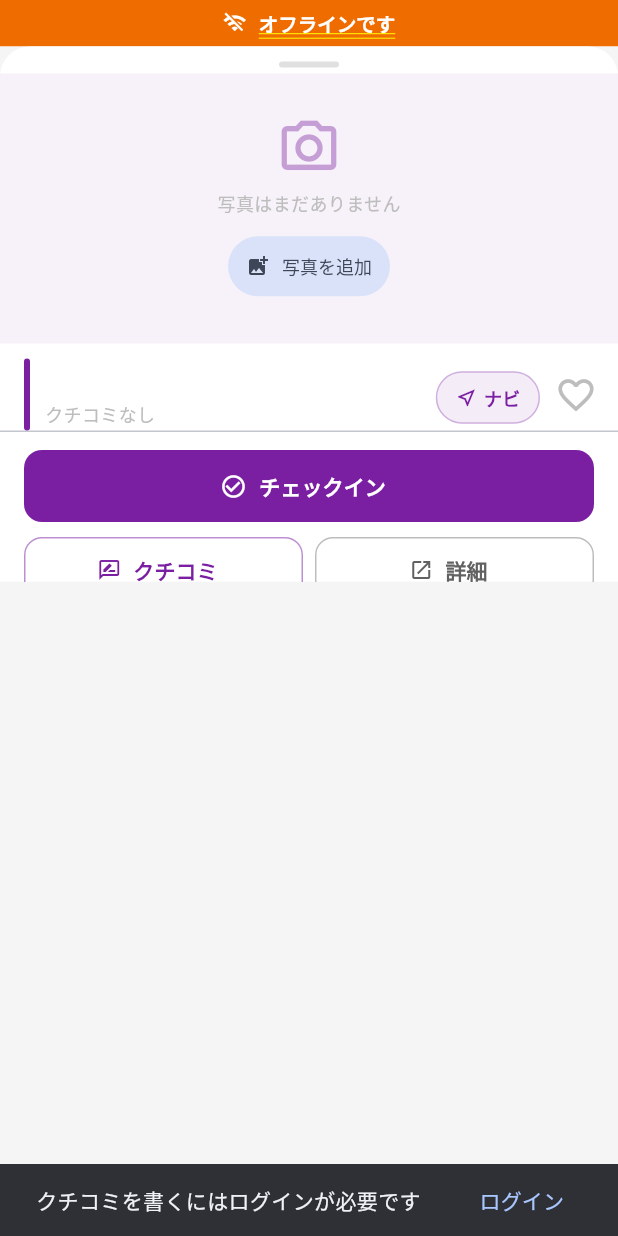
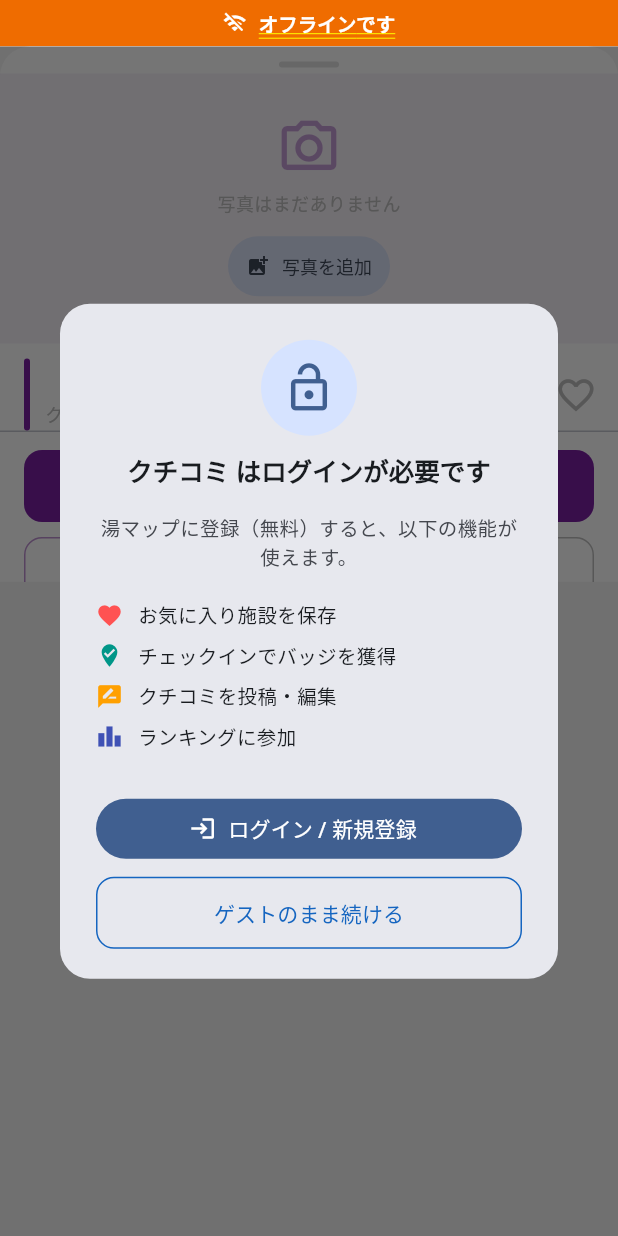
Before and after one commit to himitsuomom/yumapu, a Flutter app: the FacilityPreviewSheet widget shown alone on an empty page, opened directly with empty values, after a tap on "クチコミ", on a phone screen of 412 x 824 dp. Run offline on Flutter 3.47's test engine with Material 3 defaults, Android fonts, the light colour scheme and no system bars; our stand-ins replace cached_network_image, confetti, equatable, firebase_analytics, firebase_core, flutter_map and 11 more; missing offline and left inert: purchases_flutter; accounts and stored records are empty; generated files the repository leaves out were written again.

Commit message:
feat: セッション37 — ゲストモード制限モーダル実装（4箇所のSnackBarをダイアログ化）

```diff
--- /dev/null
+++ b/lib/core/widgets/guest_restriction_dialog.dart
@@ -0,0 +1,171 @@
+// lib/core/widgets/guest_restriction_dialog.dart
+//
+// ゲストモードで制限機能にアクセスしたときに表示するモーダル。
+//
+// 使い方:
+//   final goLogin = await GuestRestrictionDialog.show(context);
+//   if (goLogin == true && context.mounted) {
+//     Navigator.of(context).pushNamed('/login');
+//   }
+//
+// 戻り値: true = ログイン画面に遷移する / false/null = 閉じるのみ
+
+import 'package:flutter/material.dart';
+
+/// ゲストモードでログインが必要な機能をタップしたとき表示するモーダルダイアログ。
+///
+/// [featureName] に機能名（例: 'お気に入り'）を渡すと、
+/// 「○○を使うにはログインが必要です」というメッセージになる。
+class GuestRestrictionDialog extends StatelessWidget {
+  const GuestRestrictionDialog({
+    super.key,
+    this.featureName,
+  });
+
+  /// 制限された機能名（例: 'お気に入り', 'チェックイン'）
+  /// null の場合は汎用メッセージを表示する。
+  final String? featureName;
+
+  /// ダイアログを表示する静的ヘルパー。
+  ///
+  /// 戻り値: true ならログイン画面に遷移する意図、false/null なら閉じるのみ。
+  static Future<bool?> show(
+    BuildContext context, {
+    String? featureName,
+  }) {
+    return showDialog<bool>(
+      context: context,
+      builder: (_) => GuestRestrictionDialog(featureName: featureName),
+    );
+  }
+
+  @override
+  Widget build(BuildContext context) {
+    final colorScheme = Theme.of(context).colorScheme;
+    final title =
+        featureName != null ? '$featureName はログインが必要です' : 'ログインが必要です';
+
+    return AlertDialog(
+      shape: RoundedRectangleBorder(
+        borderRadius: BorderRadius.circular(20),
+      ),
+      title: Column(
+        children: [
+          // 鍵アイコン（アクセント色）
+          Container(
+            width: 64,
+            height: 64,
+            decoration: BoxDecoration(
+              color: colorScheme.primaryContainer,
+              shape: BoxShape.circle,
+            ),
+            child: Icon(
+              Icons.lock_open_outlined,
+              size: 36,
+              color: colorScheme.primary,
+            ),
+          ),
+          const SizedBox(height: 12),
+          Text(
+            title,
+            textAlign: TextAlign.center,
+            style: const TextStyle(
+              fontSize: 17,
+              fontWeight: FontWeight.bold,
+            ),
+          ),
+        ],
+      ),
+      content: Column(
+        mainAxisSize: MainAxisSize.min,
+        children: [
+          Text(
+            '湯マップに登録（無料）すると、以下の機能が使えます。',
+            textAlign: TextAlign.center,
+            style: TextStyle(
+              fontSize: 13,
+              color: colorScheme.onSurfaceVariant,
+            ),
+          ),
+          const SizedBox(height: 16),
+          // 機能リスト
+          _FeatureRow(
+            icon: Icons.favorite,
+            color: Colors.redAccent,
+            label: 'お気に入り施設を保存',
+          ),
+          _FeatureRow(
+            icon: Icons.where_to_vote,
+            color: Colors.teal,
+            label: 'チェックインでバッジを獲得',
+          ),
+          _FeatureRow(
+            icon: Icons.rate_review,
+            color: Colors.amber[700]!,
+            label: 'クチコミを投稿・編集',
+          ),
+          _FeatureRow(
+            icon: Icons.leaderboard,
+            color: Colors.indigo,
+            label: 'ランキングに参加',
+          ),
+        ],
+      ),
+      actionsAlignment: MainAxisAlignment.center,
+      actionsPadding: const EdgeInsets.fromLTRB(24, 0, 24, 20),
+      actions: [
+        // ログイン/登録ボタン（メインアクション）
+        SizedBox(
+          width: double.infinity,
+          child: FilledButton.icon(
+            icon: const Icon(Icons.login),
+            label: const Text('ログイン / 新規登録'),
+            onPressed: () => Navigator.of(context).pop(true),
+          ),
+        ),
+        const SizedBox(height: 8),
+        // ゲストのまま続ける
+        SizedBox(
+          width: double.infinity,
+          child: OutlinedButton(
+            onPressed: () => Navigator.of(context).pop(false),
+            child: const Text('ゲストのまま続ける'),
+          ),
+        ),
+      ],
+    );
+  }
+}
+
+// ── 機能紹介の行コンポーネント ─────────────────────────────────────────────────
+
+class _FeatureRow extends StatelessWidget {
+  const _FeatureRow({
+    required this.icon,
+    required this.color,
+    required this.label,
+  });
+
+  final IconData icon;
+  final Color color;
+  final String label;
+
+  @override
+  Widget build(BuildContext context) {
+    return Padding(
+      padding: const EdgeInsets.symmetric(vertical: 4),
+      child: Row(
+        children: [
+          Icon(icon, size: 18, color: color),
+          const SizedBox(width: 10),
+          Expanded(
+            child: Text(
+              label,
+              style: const TextStyle(fontSize: 13),
+            ),
+          ),
+        ],
+      ),
+    );
+  }
+}
--- a/lib/features/home/home_shell.dart
+++ b/lib/features/home/home_shell.dart
@@ -1,5 +1,6 @@
 import 'package:flutter/material.dart';
 import 'package:flutter_riverpod/flutter_riverpod.dart';
+import 'package:yu_map/core/widgets/guest_restriction_dialog.dart';
 import 'package:yu_map/features/favorites/favorites_screen.dart';
 import 'package:yu_map/features/map/screens/map_screen.dart';
 import 'package:yu_map/features/profile/screens/profile_screen.dart';
@@ -97,7 +98,19 @@
           final isGuestMode = ref.watch(guestModeProvider);
           return BottomNavigationBar(
             currentIndex: _currentIndex,
-            onTap: (index) {
+            onTap: (index) async {
+              // ゲストモード時: お気に入り(3)・プロフィール(4) はモーダルで案内する
+              if (isGuestMode && (index == 3 || index == 4)) {
+                final tabName = index == 3 ? 'お気に入り' : 'プロフィール';
+                final goLogin = await GuestRestrictionDialog.show(
+                  context,
+                  featureName: tabName,
+                );
+                if (goLogin == true && context.mounted) {
+                  Navigator.of(context).pushNamed('/login');
+                }
+                return; // タブは切り替えない
+              }
               setState(() {
                 _visitedIndices.add(index);
                 _currentIndex = index;
--- a/lib/features/map/widgets/facility_preview_sheet.dart
+++ b/lib/features/map/widgets/facility_preview_sheet.dart
@@ -16,6 +16,7 @@
 import 'package:image_picker/image_picker.dart';
 import 'package:url_launcher/url_launcher.dart';
 import 'package:uuid/uuid.dart';
+import 'package:yu_map/core/widgets/guest_restriction_dialog.dart';
 import 'package:yu_map/domain/entities/facility.dart';
 import 'package:yu_map/core/widgets/photo_gallery_viewer.dart';
 import 'package:yu_map/domain/entities/review.dart';
@@ -104,15 +105,13 @@
     final session = ref.read(sessionProvider);
     if (session == null) {
       if (!mounted) return;
-      ScaffoldMessenger.of(context).showSnackBar(
-        SnackBar(
-          content: const Text('写真を投稿するにはログインが必要です'),
-          action: SnackBarAction(
-            label: 'ログイン',
-            onPressed: () => Navigator.of(context).pushNamed('/login'),
-          ),
-        ),
+      final goLogin = await GuestRestrictionDialog.show(
+        context,
+        featureName: '写真投稿',
       );
+      if (goLogin == true && mounted) {
+        Navigator.of(context).pushNamed('/login');
+      }
       return;
     }
 
@@ -642,22 +641,20 @@
                       // クチコミを書く
                       Expanded(
                         child: OutlinedButton.icon(
-                          onPressed: () {
+                          onPressed: () async {
                             final isSignedIn =
                                 ref.read(isSignedInProvider);
                             if (!isSignedIn) {
-                              ScaffoldMessenger.of(context).showSnackBar(
-                                SnackBar(
-                                  content: const Text('クチコミを書くにはログインが必要です'),
-                                  action: SnackBarAction(
-                                    label: 'ログイン',
-                                    onPressed: () =>
-                                        Navigator.of(context).pushNamed('/login'),
-                                  ),
-                                ),
+                              final goLogin = await GuestRestrictionDialog.show(
+                                context,
+                                featureName: 'クチコミ',
                               );
+                              if (goLogin == true && context.mounted) {
+                                Navigator.of(context).pushNamed('/login');
+                              }
                               return;
                             }
+                            if (!context.mounted) return;
                             showModalBottomSheet<void>(
                               context: context,
                               isScrollControlled: true,
--- a/lib/services/checkin_service.dart
+++ b/lib/services/checkin_service.dart
@@ -17,6 +17,7 @@
 import 'package:flutter/material.dart';
 import 'package:flutter_riverpod/flutter_riverpod.dart';
 import 'package:yu_map/core/widgets/badge_celebration_dialog.dart';
+import 'package:yu_map/core/widgets/guest_restriction_dialog.dart';
 import 'package:yu_map/domain/entities/facility.dart';
 import 'package:yu_map/providers/auth_provider.dart';
 import 'package:yu_map/providers/location_provider.dart';
@@ -50,15 +51,13 @@
     final session = ref.read(sessionProvider);
     if (session == null) {
       if (!context.mounted) return;
-      ScaffoldMessenger.of(context).showSnackBar(
-        SnackBar(
-          content: const Text('チェックインするにはログインが必要です'),
-          action: SnackBarAction(
-            label: 'ログイン',
-            onPressed: () => Navigator.of(context).pushNamed('/login'),
-          ),
-        ),
+      final goLogin = await GuestRestrictionDialog.show(
+        context,
+        featureName: 'チェックイン',
       );
+      if (goLogin == true && context.mounted) {
+        Navigator.of(context).pushNamed('/login');
+      }
       return;
     }
 
```
